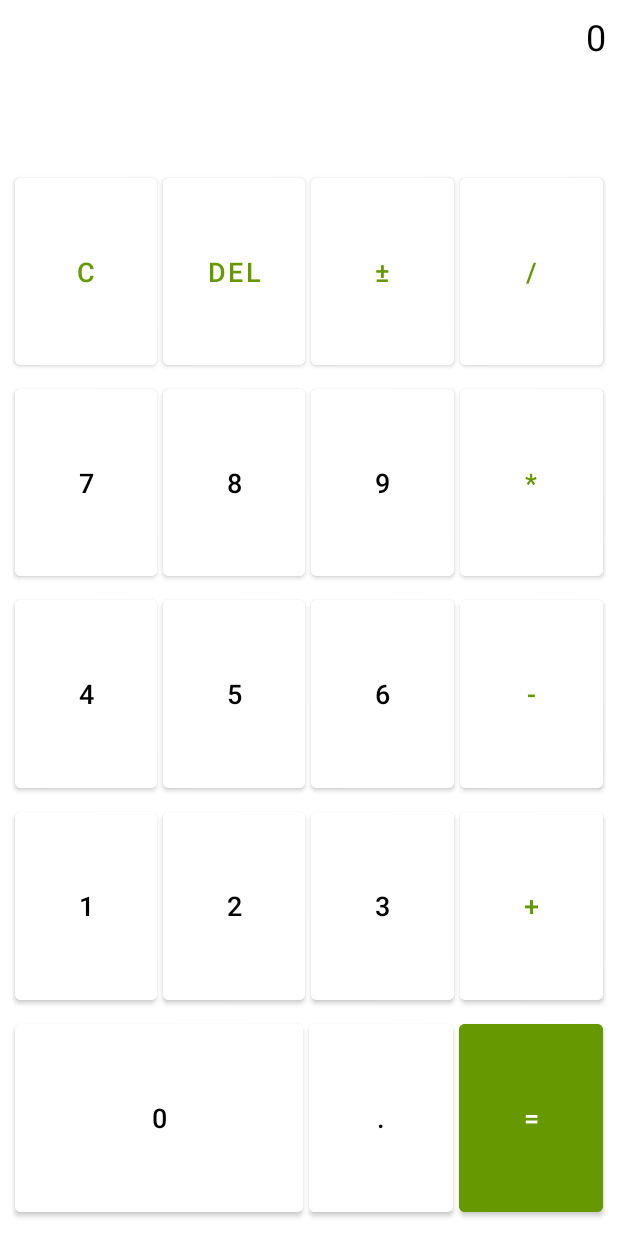
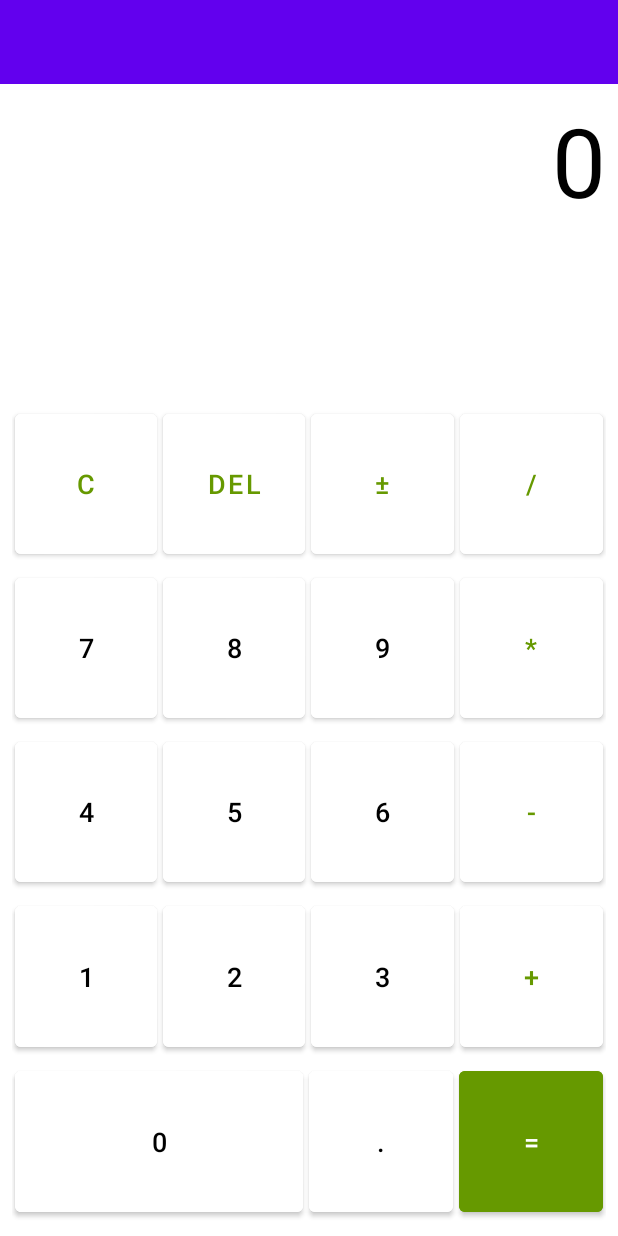
Before and after one commit to LucasBatista37/Calculadora-Kotlin-APP, an Android app: the layout activity_main.xml on its own in the app's theme, with its tools: preview values and no code run, on a phone screen of 412 x 824 dp. Run offline under Robolectric (Android 15) with nearby library versions, the phone set to English and light mode, and no system bars.

Commit message:
Aumentando visor adicionando appbar e drawer para adição de recursos

```diff
--- /dev/null
+++ b/app/src/main/res/drawable/baseline_home_24.xml
@@ -0,0 +1,5 @@
+<vector xmlns:android="http://schemas.android.com/apk/res/android" android:height="24dp" android:tint="#000000" android:viewportHeight="24" android:viewportWidth="24" android:width="24dp">
+
+    <path android:fillColor="@android:color/white" android:pathData="M10,20v-6h4v6h5v-8h3L12,3 2,12h3v8z"/>
+
+</vector>
--- a/app/src/main/res/drawable/ic_splash_logo.xml
+++ b/app/src/main/res/drawable/ic_splash_logo.xml
@@ -1,9 +1,9 @@
 <?xml version="1.0" encoding="utf-8"?>
 <layer-list xmlns:android="http://schemas.android.com/apk/res/android">
-    <item android:drawable="@color/white" />  <!-- Fundo branco (mude conforme necessário) -->
+    <item android:drawable="@color/white" />
     <item>
         <bitmap
             android:gravity="center"
-            android:src="@drawable/minimalist_calculator_logo" />  <!-- Substitua pelo nome do seu ícone -->
+            android:src="@drawable/minimalista_calculadora_icones" />
     </item>
 </layer-list>
--- a/app/src/main/res/layout/activity_main.xml
+++ b/app/src/main/res/layout/activity_main.xml
@@ -1,15 +1,33 @@
 <?xml version="1.0" encoding="utf-8"?>
-<LinearLayout
+<androidx.drawerlayout.widget.DrawerLayout
     xmlns:android="http://schemas.android.com/apk/res/android"
+    xmlns:app="http://schemas.android.com/apk/res-auto"
     xmlns:tools="http://schemas.android.com/tools"
-
+    android:id="@+id/drawer_layout"
     android:layout_width="match_parent"
     android:layout_height="match_parent"
-    android:orientation="vertical"
-    android:background="@android:color/white"
     tools:context=".MainActivity">
 
-    <!-- TextView para mostrar a expressão (ex: "123 + 456") -->
+    <!-- Conteúdo principal -->
+    <LinearLayout
+        android:orientation="vertical"
+        android:layout_width="match_parent"
+        android:layout_height="match_parent">
+
+        <!-- Toolbar (AppBar) -->
+        <androidx.appcompat.widget.Toolbar
+            android:id="@+id/toolbar"
+            android:layout_width="match_parent"
+            android:layout_height="?attr/actionBarSize"
+            android:background="?attr/colorPrimary"
+            android:theme="@style/ThemeOverlay.AppCompat.Dark.ActionBar"
+            app:popupTheme="@style/ThemeOverlay.AppCompat.Light" />
+
+        <LinearLayout
+            android:orientation="vertical"
+            android:layout_width="match_parent"
+            android:layout_height="match_parent">
+
             <TextView
                 android:id="@+id/tvExpression"
                 android:layout_width="match_parent"
@@ -17,10 +35,9 @@
                 android:padding="8dp"
                 android:gravity="end"
                 android:text="0"
-        android:textSize="24sp"
+                android:textSize="64sp"
                 android:textColor="@android:color/black"/>
 
-    <!-- TextView para mostrar o resultado final (ex: "579") -->
                 <TextView
                     android:id="@+id/tvResult"
                     android:layout_width="match_parent"
@@ -28,11 +45,10 @@
                     android:padding="8dp"
                     android:gravity="end"
                     android:text=""
-        android:textSize="28sp"
+                    android:textSize="64sp"
                     android:textColor="@android:color/black"
                     android:textStyle="bold"/>
 
-    <!-- Tabela dos botões, que ocupará o restante da tela (peso 1) -->
                 <TableLayout
                     android:layout_width="match_parent"
                     android:layout_height="0dp"
@@ -41,7 +57,6 @@
                     android:shrinkColumns="*"
                     android:layout_margin="8dp">
 
-        <!-- 5 linhas da calculadora -->
                 <TableRow
                     android:layout_width="match_parent"
                     android:layout_height="0dp"
@@ -303,3 +318,15 @@
             </TableLayout>
 
         </LinearLayout>
+
+    </LinearLayout>
+    <!-- Navigation Drawer -->
+    <com.google.android.material.navigation.NavigationView
+        android:id="@+id/navigation_view"
+        android:layout_width="wrap_content"
+        android:layout_height="match_parent"
+        android:layout_gravity="start"
+        app:menu="@menu/drawer_menu"
+        app:headerLayout="@layout/drawer_header"/>
+
+</androidx.drawerlayout.widget.DrawerLayout>
--- /dev/null
+++ b/app/src/main/res/menu/drawer_menu.xml
@@ -0,0 +1,7 @@
+<?xml version="1.0" encoding="utf-8"?>
+<menu xmlns:android="http://schemas.android.com/apk/res/android">
+    <item
+        android:id="@+id/nav_home"
+        android:title="Início"
+        android:icon="@drawable/baseline_home_24"/>
+</menu>
--- a/app/src/main/res/values/themes.xml
+++ b/app/src/main/res/values/themes.xml
@@ -14,7 +14,7 @@
 
     <style name="Theme.MyApp.Splash" parent="Theme.SplashScreen">
         <item name="windowSplashScreenBackground">@color/white</item>
-        <item name="windowSplashScreenAnimatedIcon">@drawable/minimalist_calculator_logo</item>
+        <item name="windowSplashScreenAnimatedIcon">@drawable/minimalista_calculadora_icones</item>
         <item name="postSplashScreenTheme">@style/Theme.MyApp</item>
     </style>
 </resources>
```
Also changed, not shown: app/src/main/java/com/example/myapplication/MainActivity.kt (+42 -1 lines), app/src/main/res/layout/drawer_header.xml (added, +25 -0 lines), app/src/main/res/menu/menu_main.xml (added, +10 -0 lines), app/src/main/res/drawable/minimalist_calculator_logo.png (deleted), app/src/main/res/drawable/minimalista_calculadora_icones.png (added). Lines whose indentation alone changed are shown as unchanged.
